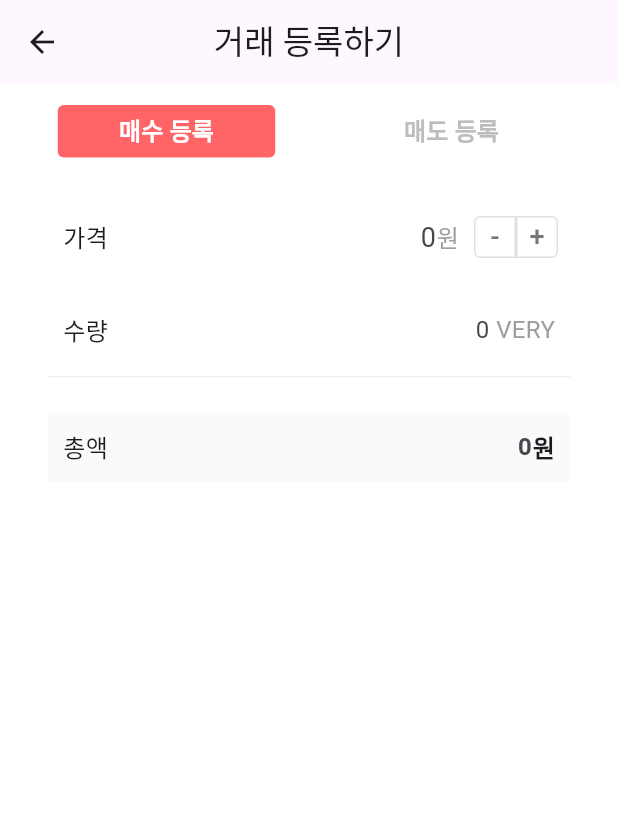
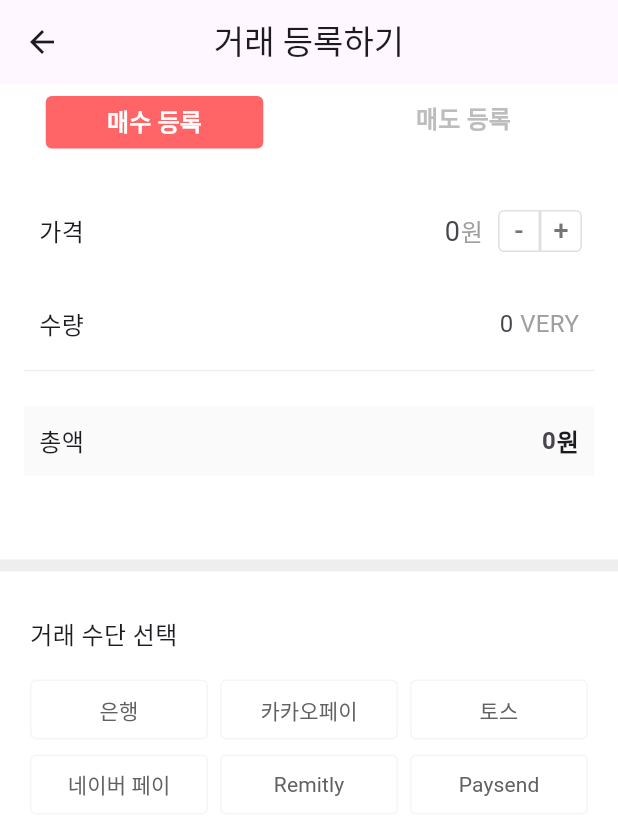
Before and after one commit to verychain/flutter, a Flutter app: the CreateOfferPage screen opened directly, on a phone screen of 412 x 824 dp. Shown: the top 835 px of the screen. Run offline on Flutter 3.47's test engine with Material 3 defaults, Android fonts, the phone set to English and light mode, and no system bars; our stand-ins replace flutter_dotenv, flutter_svg, lottie, shared_preferences; missing offline and left inert: wepin_flutter_login_lib, wepin_flutter_widget_sdk; accounts and stored records are empty; Roboto replaces fonts that are missing (Pretendard); project files that could hold a hidden picture were left out.

Commit message:
feat: 거래수단 선택 위젯

```diff
--- a/lib/view/pages/create_offer_page.dart
+++ b/lib/view/pages/create_offer_page.dart
@@ -1,5 +1,6 @@
 import 'package:demo_flutter/data/constants.dart';
 import 'package:demo_flutter/view/widgets/offer_amount_box.dart';
+import 'package:demo_flutter/view/widgets/transaction_method.dart';
 import 'package:flutter/material.dart';
 
 class CreateOfferPage extends StatefulWidget {
@@ -16,6 +17,7 @@ class _CreateOfferPageState extends State<CreateOfferPage> {
 
   bool isEditingTotal = false;
   bool isBuySelected = true; // ← 추가
+  int? selectedMethod; // 아무것도 선택되지 않은 상태
 
   @override
   void initState() {
@@ -62,6 +64,12 @@ class _CreateOfferPageState extends State<CreateOfferPage> {
     super.dispose();
   }
 
+  void onMethodSelected(int idx) {
+    setState(() {
+      selectedMethod = idx;
+    });
+  }
+
   @override
   Widget build(BuildContext context) {
     return Scaffold(
@@ -71,11 +79,6 @@ class _CreateOfferPageState extends State<CreateOfferPage> {
           Expanded(
             child: Container(
               color: Colors.white,
-              child: Padding(
-                padding: const EdgeInsets.symmetric(
-                  horizontal: 16.0,
-                  vertical: 8.0,
-                ),
               child: Column(
                 mainAxisSize: MainAxisSize.min,
                 children: [
@@ -84,7 +87,10 @@ class _CreateOfferPageState extends State<CreateOfferPage> {
                     crossAxisAlignment: CrossAxisAlignment.start,
                     children: [
                       Padding(
-                          padding: const EdgeInsets.symmetric(vertical: 6.0),
+                        padding: const EdgeInsets.symmetric(
+                          vertical: 8.0,
+                          horizontal: 16.0,
+                        ),
                         child: SizedBox(
                           width: 145,
                           height: 35,
@@ -122,7 +128,10 @@ class _CreateOfferPageState extends State<CreateOfferPage> {
                         ),
                       ),
                       Padding(
-                          padding: const EdgeInsets.symmetric(vertical: 6.0),
+                        padding: const EdgeInsets.symmetric(
+                          vertical: 6.0,
+                          horizontal: 16.0,
+                        ),
                         child: SizedBox(
                           width: 145,
                           height: 35,
@@ -169,10 +178,7 @@ class _CreateOfferPageState extends State<CreateOfferPage> {
                     onPriceMinus: () {
                       final price =
                           double.tryParse(priceController.text) ?? 0.0;
-                        final newPrice = (price - 0.1).clamp(
-                          0,
-                          double.infinity,
-                        );
+                      final newPrice = (price - 0.1).clamp(0, double.infinity);
                       priceController.text = newPrice.toStringAsFixed(1);
                     },
                     onPricePlus: () {
@@ -182,8 +188,15 @@ class _CreateOfferPageState extends State<CreateOfferPage> {
                       priceController.text = newPrice.toStringAsFixed(1);
                     },
                   ),
+                  SizedBox(
+                    height: 8,
+                    child: Container(color: Colors.grey.shade200),
+                  ),
+                  TransactionMethod(
+                    selectedIndex: selectedMethod ?? -1,
+                    onSelected: onMethodSelected,
+                  ),
                 ],
-                ),
               ),
             ),
           ),
--- /dev/null
+++ b/lib/view/widgets/transaction_method.dart
@@ -0,0 +1,88 @@
+import 'package:demo_flutter/data/constants.dart';
+import 'package:flutter/material.dart';
+
+class TransactionMethod extends StatelessWidget {
+  final int selectedIndex;
+  final ValueChanged<int> onSelected;
+
+  const TransactionMethod({
+    super.key,
+    required this.selectedIndex,
+    required this.onSelected,
+  });
+
+  final List<String> methods = const [
+    '은행',
+    '카카오페이',
+    '토스',
+    '네이버 페이',
+    'Remitly',
+    'Paysend',
+  ];
+
+  @override
+  Widget build(BuildContext context) {
+    return Padding(
+      padding: const EdgeInsets.symmetric(vertical: 20.0, horizontal: 16.0),
+      child: Column(
+        crossAxisAlignment: CrossAxisAlignment.start,
+        children: [
+          Padding(
+            padding: const EdgeInsets.only(left: 4.0, top: 10.0, bottom: 10.0),
+            child: Text(
+              "거래 수단 선택",
+              style: TextStyle(fontSize: 16, fontWeight: FontWeight.w500),
+            ),
+          ),
+          Padding(
+            padding: const EdgeInsets.only(top: 4.0),
+            child: Column(
+              children: [
+                Row(
+                  mainAxisAlignment: MainAxisAlignment.spaceBetween,
+                  children: [for (int i = 0; i < 3; i++) _buildButton(i)],
+                ),
+                SizedBox(height: 2),
+                Row(
+                  mainAxisAlignment: MainAxisAlignment.spaceBetween,
+                  children: [for (int i = 3; i < 6; i++) _buildButton(i)],
+                ),
+              ],
+            ),
+          ),
+        ],
+      ),
+    );
+  }
+
+  Widget _buildButton(int index) {
+    return Expanded(
+      child: Padding(
+        padding: const EdgeInsets.symmetric(horizontal: 4.0),
+        child: OutlinedButton(
+          style: OutlinedButton.styleFrom(
+            backgroundColor: selectedIndex == index
+                ? AppColors.primary
+                : Colors.white,
+            side: BorderSide(color: Colors.grey.shade100, width: 1),
+            shape: RoundedRectangleBorder(
+              borderRadius: BorderRadius.circular(4),
+            ),
+            padding: EdgeInsets.symmetric(vertical: 4),
+          ),
+          onPressed: () => onSelected(index),
+          child: Text(
+            methods[index],
+            style: TextStyle(
+              fontSize: 14,
+              color: selectedIndex == index
+                  ? Colors.white
+                  : Colors.grey.shade700,
+              fontWeight: FontWeight.w400,
+            ),
+          ),
+        ),
+      ),
+    );
+  }
+}
```
Lines whose indentation alone changed are shown as unchanged.
